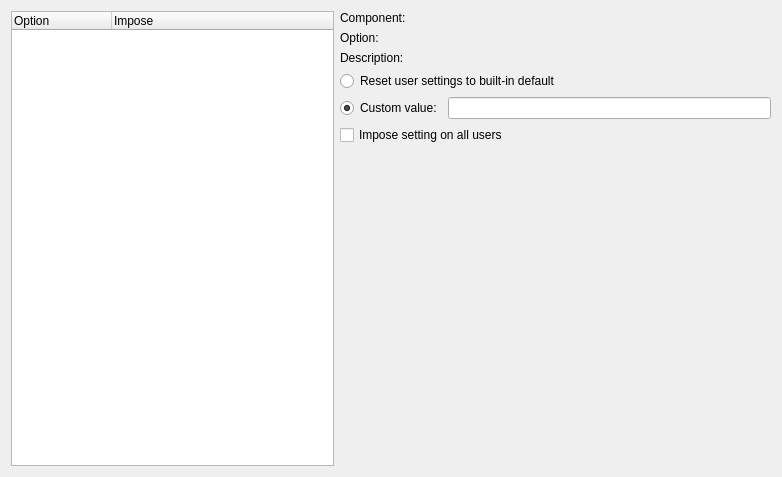
Before: the Qt Designer form kgpgconf/mainwidget.ui in sensama/kleopatra, drawn with Qt 5.
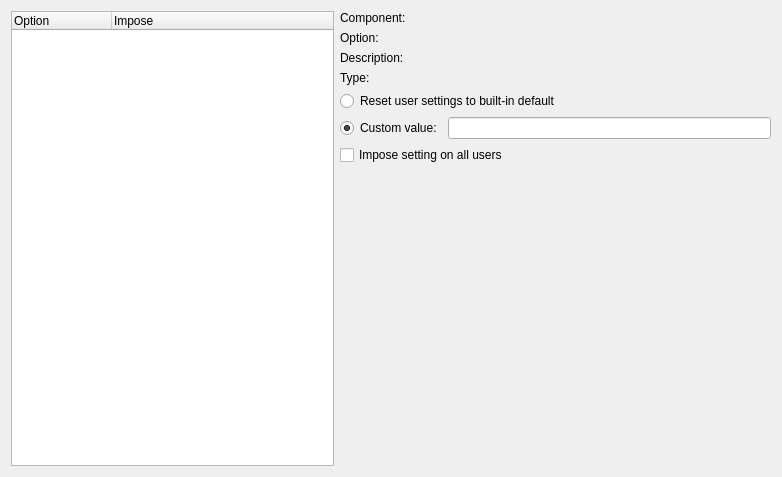
After: the same form once the commit is applied.

Commit message: print type in UI

```diff
--- a/kgpgconf/mainwidget.ui
+++ b/kgpgconf/mainwidget.ui
@@ -13,7 +13,7 @@
    <string>Form</string>
   </property>
   <layout class="QGridLayout" >
-   <item rowspan="7" row="0" column="0" >
+   <item rowspan="8" row="0" column="0" >
     <widget class="QTreeWidget" name="treeWidget" >
      <column>
       <property name="text" >
@@ -118,6 +118,33 @@
     </layout>
    </item>
    <item row="3" column="1" colspan="2" >
+    <layout class="QHBoxLayout" >
+     <item>
+      <widget class="QLabel" name="typeLabelLabel" >
+       <property name="text" >
+        <string>Type:</string>
+       </property>
+      </widget>
+     </item>
+     <item>
+      <widget class="QLabel" name="typeLabel" >
+       <property name="sizePolicy" >
+        <sizepolicy vsizetype="Preferred" hsizetype="Preferred" >
+         <horstretch>1</horstretch>
+         <verstretch>0</verstretch>
+        </sizepolicy>
+       </property>
+       <property name="text" >
+        <string/>
+       </property>
+       <property name="textFormat" >
+        <enum>Qt::PlainText</enum>
+       </property>
+      </widget>
+     </item>
+    </layout>
+   </item>
+   <item row="4" column="1" colspan="2" >
     <widget class="QRadioButton" name="useDefaultRB" >
      <property name="text" >
       <string>Reset user settings to built-in default</string>
@@ -127,7 +154,7 @@
      </property>
     </widget>
    </item>
-   <item row="4" column="1" >
+   <item row="5" column="1" >
     <widget class="QRadioButton" name="useCustomRB" >
      <property name="text" >
       <string>Custom value:</string>
@@ -137,7 +164,7 @@
      </property>
     </widget>
    </item>
-   <item row="4" column="2" >
+   <item row="5" column="2" >
     <widget class="QLineEdit" name="valueLE" >
      <property name="enabled" >
       <bool>true</bool>
@@ -147,7 +174,7 @@
      </property>
     </widget>
    </item>
-   <item row="5" column="1" colspan="2" >
+   <item row="6" column="1" colspan="2" >
     <widget class="QCheckBox" name="readOnlyBox" >
      <property name="text" >
       <string>Impose setting on all users</string>
@@ -157,15 +184,15 @@
      </property>
     </widget>
    </item>
-   <item row="6" column="2" >
+   <item row="7" column="2" >
     <spacer>
      <property name="orientation" >
       <enum>Qt::Vertical</enum>
      </property>
      <property name="sizeHint" >
       <size>
-       <width>20</width>
-       <height>40</height>
+       <width>316</width>
+       <height>261</height>
       </size>
      </property>
     </spacer>
```
The commit also changes 3 other files.
